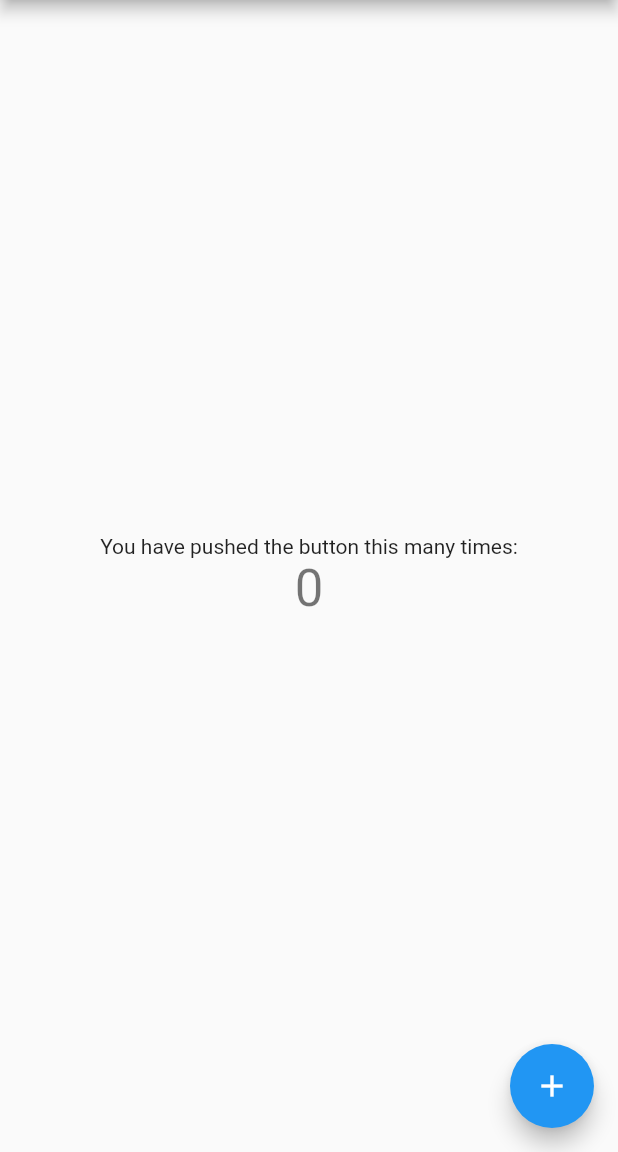
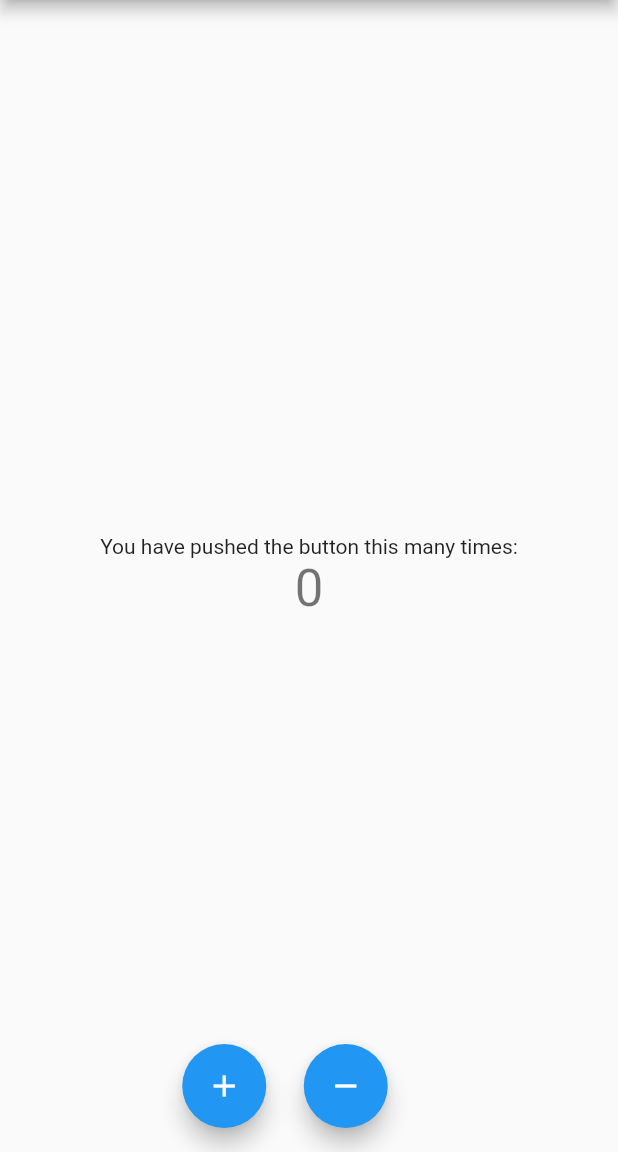
Before and after one commit to anandhu-co-in/practice_block_flutter_brototype, a Flutter app: the screen it shows after launch, on a phone screen of 412 x 824 dp, the part 84-1236 px from its top. Run offline on Flutter 3.47's test engine with Material 2 defaults, Android fonts, the phone set to English and light mode, and no system bars; our stand-ins replace bloc, flutter_bloc.

Commit message:
added minus button, created the decrement function for it  in counterbloc_block.dart.  COMPLETED

```diff
--- a/lib/main.dart
+++ b/lib/main.dart
@@ -50,7 +50,7 @@ class MyHomePage extends StatelessWidget {
             ),
             BlocBuilder<CounterblocBloc,CounterState>(
               builder: (context,state){
-                print("---> BlocBuilder Called");
+                print("---> BlocBuilder Called. You can see that only this builder gets called when i increment. whole builder");
                 return Text(
                   state.count.toString(),
                   style: Theme.of(context).textTheme.headline4,
@@ -61,13 +61,26 @@ class MyHomePage extends StatelessWidget {
           ],
         ),
       ),
-      floatingActionButton: FloatingActionButton(
+      floatingActionButton: Row(
+        mainAxisAlignment: MainAxisAlignment.center,
+        children: [
+          FloatingActionButton(
             onPressed: (){
               //use this line to perform the increment event in the bloc variable
               context.read<CounterblocBloc>().add(Increment());
             },
             tooltip: 'Increment',
             child: const Icon(Icons.add),
+          ),
+          SizedBox(width: 25),
+          FloatingActionButton(
+            onPressed: (){
+              context.read<CounterblocBloc>().add(Decrement());
+            },
+            tooltip: 'Increment',
+            child: const Icon(Icons.remove),
+          ),
+        ],
       ), // This trailing comma makes auto-formatting nicer for build methods.
     );
   }
--- a/lib/mybloc/counterbloc_bloc.dart
+++ b/lib/mybloc/counterbloc_bloc.dart
@@ -18,5 +18,10 @@ class CounterblocBloc extends Bloc<CounterblocEvent, CounterState> {
       return emit(CounterState(count: state.count+1));
     });
 
+    on<Decrement>((event,emit){
+      return emit(CounterState(count: state.count-1));
+    });
+
+
   }
 }
```
Lines whose indentation alone changed are shown as unchanged.
